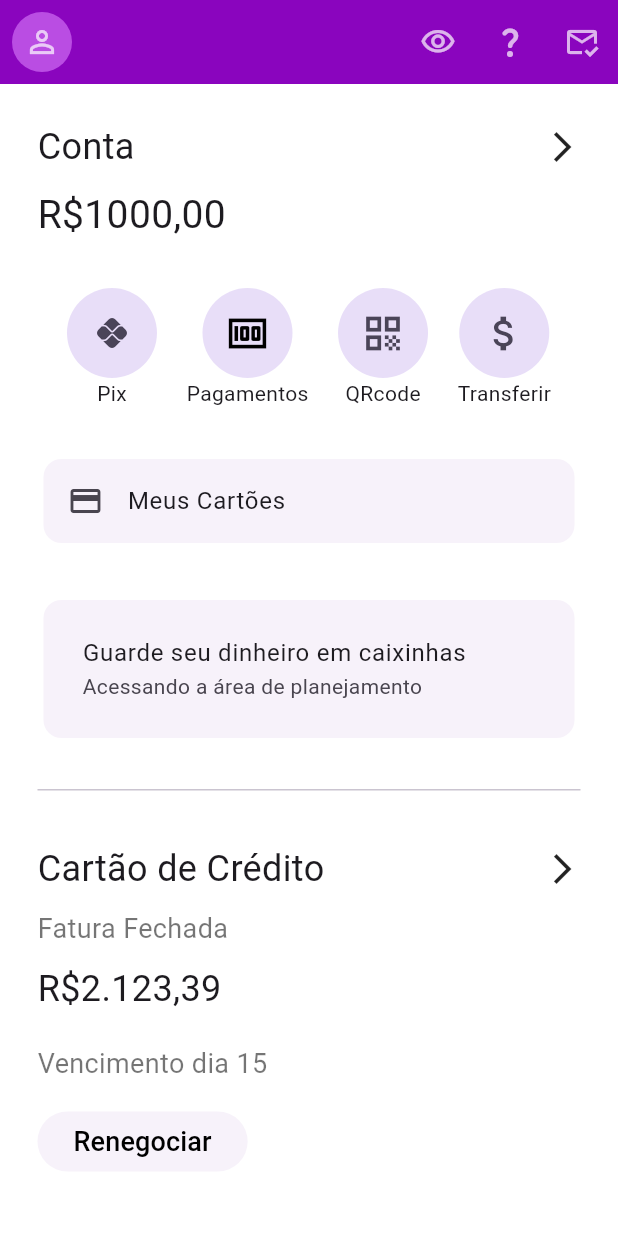
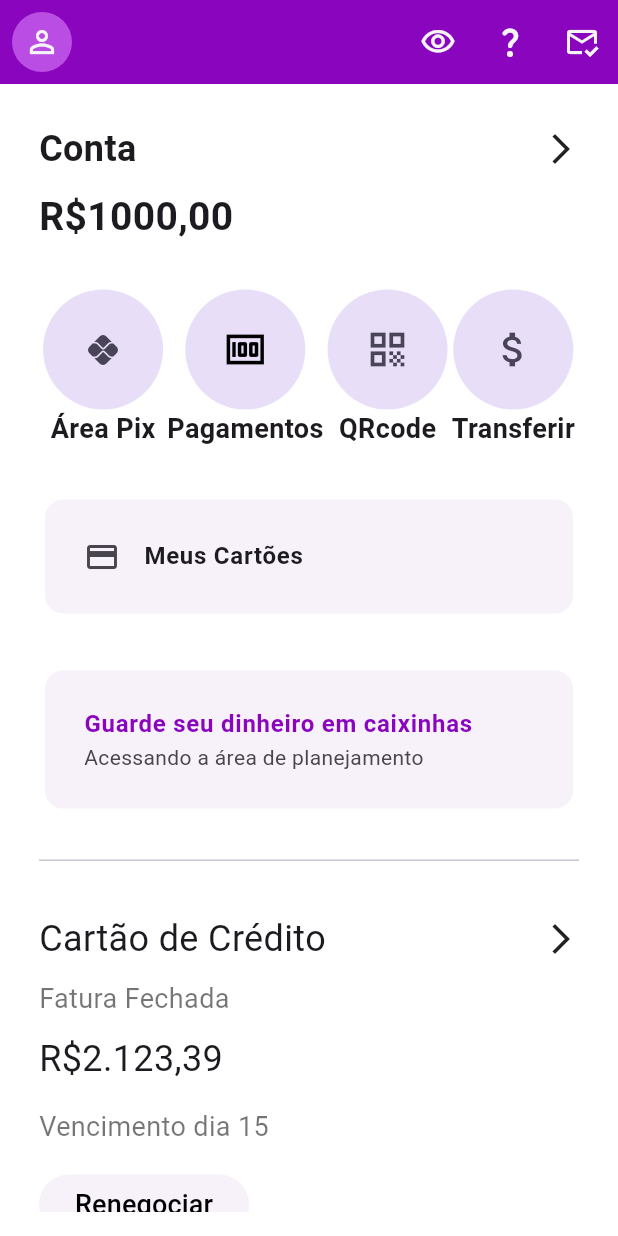
Before and after one commit to danibez/nubankFlutter, a Flutter app: the screen it shows after launch, after a tap on the "person outline" icon, on a phone screen of 412 x 824 dp. Run offline on Flutter 3.47's test engine with Material 3 defaults, Android fonts, the phone set to English and light mode, and no system bars.

Commit message:
tela completa

```diff
--- a/lib/appbody.dart
+++ b/lib/appbody.dart
@@ -10,7 +10,7 @@ class AppBody extends StatelessWidget {
   @override
   Widget build(BuildContext context) {
     return Container(
-          margin: const EdgeInsets.all(15),
+          margin: const EdgeInsets.all(16),
           child: ListView(
             padding: const EdgeInsets.all(10),
             children: const [
--- a/lib/conta.dart
+++ b/lib/conta.dart
@@ -13,7 +13,7 @@ class Conta extends StatelessWidget {
         children: [
           Text(
             "Conta",
-            style: TextStyle(fontSize: 24),
+            style: TextStyle(fontSize: 24, fontWeight: FontWeight.bold),
           ),
           Icon(Icons.arrow_forward_ios_outlined),
         ],
@@ -23,7 +23,7 @@ class Conta extends StatelessWidget {
       ),
       const Text(
         "R\$1000,00",
-        style: TextStyle(fontSize: 26),
+        style: TextStyle(fontSize: 26, fontWeight: FontWeight.bold),
       ),
       const SizedBox(
         height: 30,
@@ -34,29 +34,31 @@ class Conta extends StatelessWidget {
           Column(children: [
             IconButton.filledTonal(
               style: const ButtonStyle(
-                fixedSize: WidgetStatePropertyAll<Size>(Size.fromRadius(30)),
+                fixedSize: WidgetStatePropertyAll<Size>(Size.fromRadius(40)),
               ),
-              icon: const Icon(Icons.pix_outlined),
+              icon: const Icon(Icons.pix),
               onPressed: () {},
             ),
-            const Text("Pix")
+            const Text("Área Pix",
+            style: TextStyle(fontSize: 18, fontWeight: FontWeight.bold),)
           ]),
           Column(children: [
             IconButton.filledTonal(
               style: const ButtonStyle(
-                fixedSize: WidgetStatePropertyAll<Size>(Size.fromRadius(30)),
+                fixedSize: WidgetStatePropertyAll<Size>(Size.fromRadius(40)),
               ),
               icon: const Icon(Icons.money),
               iconSize: 30,
               color: Colors.black,
               onPressed: () {},
             ),
-            const Text("Pagamentos")
+            const Text("Pagamentos",
+            style: TextStyle(fontSize: 18, fontWeight: FontWeight.bold),)
           ]),
           Column(children: [
             IconButton.filledTonal(
               style: const ButtonStyle(
-                fixedSize: WidgetStatePropertyAll<Size>(Size.fromRadius(30)),
+                fixedSize: WidgetStatePropertyAll<Size>(Size.fromRadius(40)),
               ),
               icon: const Icon(
                 Icons.qr_code,
@@ -64,12 +66,13 @@ class Conta extends StatelessWidget {
               ),
               onPressed: () {},
             ),
-            const Text("QRcode")
+            const Text("QRcode",
+            style: TextStyle(fontSize: 18, fontWeight: FontWeight.bold),)
           ]),
           Column(children: [
             IconButton.filledTonal(
               style: const ButtonStyle(
-                fixedSize: WidgetStatePropertyAll<Size>(Size.fromRadius(30)),
+                fixedSize: WidgetStatePropertyAll<Size>(Size.fromRadius(40)),
               ),
               icon: const Icon(
                 Icons.attach_money,
@@ -77,7 +80,8 @@ class Conta extends StatelessWidget {
               ),
               onPressed: () {},
             ),
-            const Text("Transferir")
+            const Text("Transferir",
+            style: TextStyle(fontSize: 18, fontWeight: FontWeight.bold),)
           ]),
         ],
       ),
@@ -86,10 +90,11 @@ class Conta extends StatelessWidget {
       ),
       const Card(
         elevation: 0,
-        child: ListTile(
-          title: Text("Meus Cartões"),
+        child: Padding(padding: EdgeInsets.all(10), child: ListTile(
+          title: Text("Meus Cartões",
+          style: TextStyle(fontWeight: FontWeight.bold),),
           leading: Icon(Icons.credit_card),
-        ),
+        ),)
       ),
       const SizedBox(
         height: 30,
@@ -99,7 +104,7 @@ class Conta extends StatelessWidget {
         child: Container(
             padding: const EdgeInsets.all(10),
             child: const ListTile(
-              title: Text("Guarde seu dinheiro em caixinhas"),
+              title: Text("Guarde seu dinheiro em caixinhas",style: TextStyle(fontWeight: FontWeight.bold, color: Color(0xFF8A05BE))),
               subtitle: Text("Acessando a área de planejamento"),
             )),
       )
--- a/lib/credito.dart
+++ b/lib/credito.dart
@@ -31,7 +31,7 @@ class Credito extends StatelessWidget {
         style: TextStyle(fontSize: 24),
       ),
       const SizedBox(
-        height: 20,
+        height: 15,
       ),
       const Text(
         "Vencimento dia 15",
--- a/lib/descubra.dart
+++ b/lib/descubra.dart
@@ -1,5 +1,4 @@
 import 'package:flutter/material.dart';
-import 'package:flutter/widgets.dart';
 
 class Descubra extends StatelessWidget {
   const Descubra({super.key});
@@ -7,17 +6,18 @@ class Descubra extends StatelessWidget {
   @override
   Widget build(BuildContext context) {
     return Column(
+      crossAxisAlignment: CrossAxisAlignment.start,
       children: [
-        const Text("Descubra Mais",
+        const Text(
+          "Descubra Mais",
           style: TextStyle(fontSize: 24),
         ),
-
         Card(
           clipBehavior: Clip.antiAliasWithSaveLayer,
           shape: RoundedRectangleBorder(
             borderRadius: BorderRadius.circular(10.0),
           ),
-            elevation: 5,
+          elevation: 0,
           margin: const EdgeInsets.all(10),
           child: Column(
             crossAxisAlignment: CrossAxisAlignment.start,
@@ -26,24 +26,44 @@ class Descubra extends StatelessWidget {
                 'assets/seguro.png',
                 fit: BoxFit.fill,
               ),
-                Padding(padding: const EdgeInsets.all(10),child: Column(
+              Padding(
+                padding: const EdgeInsets.all(10),
+                child: Column(
                     crossAxisAlignment: CrossAxisAlignment.start,
-                  children:[
-                const Text('Seguro de Vida', style: TextStyle(fontSize: 20),),
-                const Text('Cuide bem de quem você ama de um jeito simples',
-                  style: TextStyle(fontSize: 18),
+                    children: [
+                      const Padding(
+                        padding:
+                            EdgeInsets.symmetric(vertical: 5, horizontal: 0),
+                        child: Text(
+                          'Seguro de Vida',
+                          style: TextStyle(
+                              fontSize: 20, fontWeight: FontWeight.bold),
                         ),
+                      ),
+                      const Padding(
+                        padding:
+                            EdgeInsets.symmetric(vertical: 5, horizontal: 0),
+                        child: Text(
+                        'Cuide bem de quem você ama de um jeito simples',
+                        style: TextStyle(fontSize: 18, color: Colors.black54),
+                      )),
+                      Padding(padding: EdgeInsets.only(bottom: 10, top: 5),child:
                       ElevatedButton(
-                  style: const ButtonStyle(backgroundColor: WidgetStatePropertyAll(Color(0xFF8A05BE),)),
-                  onPressed: (){},
-                  child: const Text("Conhecer", style: TextStyle(color: Colors.white),))
-                  ]),)
-
+                          style: const ButtonStyle(
+                              backgroundColor: WidgetStatePropertyAll(
+                            Color(0xFF8A05BE),
+                          )),
+                          onPressed: () {},
+                          child: const Text(
+                            "Conhecer",
+                            style: TextStyle(color: Colors.white),
+                          )))
+                    ]),
+              )
             ],
           ),
         )
       ],
     );
   }
-
 }
--- a/lib/main.dart
+++ b/lib/main.dart
@@ -16,23 +16,23 @@ class MainApp extends StatelessWidget {
         backgroundColor: Colors.white,
         appBar: AppBar(
           actions: [
-            IconButton(icon:  const Icon(Icons.visibility_outlined),
-            color:  Colors.white70,
+            IconButton(icon: const Icon(Icons.visibility_outlined),
+            color:  const Color(0xFFF5F5F5),
               onPressed: () {},
             ),
-            IconButton(icon:  const Icon(Icons.question_mark_rounded, color: Colors.white70),
-              color:  Colors.white70,
+            IconButton(icon: const Icon(Icons.question_mark_rounded, color: Color(0xFFF5F5F5)),
+              color:  const Color(0xFFF5F5F5),
               onPressed: () {},
             ),
-            IconButton(icon:  const Icon(Icons.mark_email_read_outlined, color: Colors.white70),
-              color:  Colors.white70,
+            IconButton(icon: const Icon(Icons.mark_email_read_outlined, color: Color(0xFFF5F5F5)),
+              color:  const Color(0xFFF5F5F5),
               onPressed: () {},
             ),
           ],
           leading: IconButton(
               style: const ButtonStyle(backgroundColor: WidgetStatePropertyAll<Color>(Color(0xFFBA4DE3))),
-              icon:  const Icon(Icons.person_outline, color: Colors.white70),
-              color:  Colors.white70,
+              icon: const Icon(Icons.person_outline, color: Color(0xFFF5F5F5)),
+              color: const Color(0xFFF5F5F5),
               onPressed: () {},
             ),
           backgroundColor: const Color(0xFF8A05BE),
```
Lines whose indentation alone changed are shown as unchanged.
